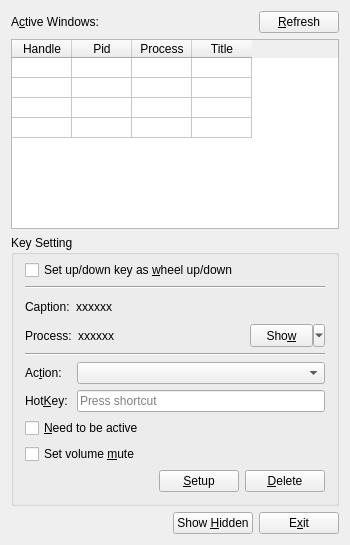
Aoi-hosizora/BossKeyManager, file MainDialog.ui: the form before one commit.
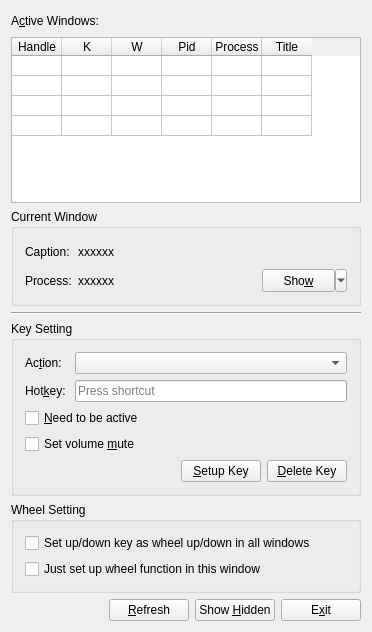
The form after the commit. Custom widgets are drawn as their Qt base class.

Commit message: Update UI & Find Bug Of connect &QxtGlobalShortcut::activated

Patch:
```diff
--- a/MainDialog.ui
+++ b/MainDialog.ui
@@ -6,13 +6,13 @@
    <rect>
     <x>0</x>
     <y>0</y>
-    <width>350</width>
-    <height>545</height>
+    <width>368</width>
+    <height>632</height>
    </rect>
   </property>
   <property name="minimumSize">
    <size>
-    <width>350</width>
+    <width>0</width>
     <height>0</height>
    </size>
   </property>
@@ -25,7 +25,7 @@
    <string>BossKey Manager</string>
   </property>
   <widget class="QWidget" name="centralWidget">
-   <layout class="QVBoxLayout" name="verticalLayout_3">
+   <layout class="QVBoxLayout" name="verticalLayout_4">
     <item>
      <layout class="QHBoxLayout" name="horizontalLayout">
       <item>
@@ -51,13 +51,6 @@
         </property>
        </spacer>
       </item>
-      <item>
-       <widget class="QPushButton" name="pushButton_Refresh">
-        <property name="text">
-         <string>&amp;Refresh</string>
-        </property>
-       </widget>
-      </item>
      </layout>
     </item>
     <item>
@@ -68,6 +61,12 @@
         <verstretch>0</verstretch>
        </sizepolicy>
       </property>
+      <property name="minimumSize">
+       <size>
+        <width>350</width>
+        <height>0</height>
+       </size>
+      </property>
       <property name="editTriggers">
        <set>QAbstractItemView::NoEditTriggers</set>
       </property>
@@ -96,7 +95,7 @@
        <bool>true</bool>
       </attribute>
       <attribute name="horizontalHeaderDefaultSectionSize">
-       <number>60</number>
+       <number>50</number>
       </attribute>
       <attribute name="horizontalHeaderHighlightSections">
        <bool>false</bool>
@@ -132,6 +131,16 @@
         <string>Handle</string>
        </property>
       </column>
+      <column>
+       <property name="text">
+        <string>K</string>
+       </property>
+      </column>
+      <column>
+       <property name="text">
+        <string>W</string>
+       </property>
+      </column>
       <column>
        <property name="text">
         <string>Pid</string>
@@ -150,59 +159,21 @@
      </widget>
     </item>
     <item>
-     <widget class="QGroupBox" name="groupBox">
-      <property name="enabled">
-       <bool>true</bool>
-      </property>
+     <widget class="QGroupBox" name="groupBox_Window">
       <property name="title">
-       <string>Key Setting</string>
+       <string>Current Window</string>
       </property>
-      <layout class="QVBoxLayout" name="verticalLayout">
-       <property name="topMargin">
-        <number>5</number>
-       </property>
-       <item>
-        <widget class="QCheckBox" name="checkBox_KeyAsWheel">
-         <property name="text">
-          <string>Set up/down key as &amp;wheel up/down</string>
-         </property>
-        </widget>
-       </item>
-       <item>
-        <widget class="Line" name="line_2">
-         <property name="orientation">
-          <enum>Qt::Horizontal</enum>
-         </property>
-        </widget>
-       </item>
-       <item>
-        <widget class="QWidget" name="group_function" native="true">
          <layout class="QVBoxLayout" name="verticalLayout_2">
-          <property name="spacing">
-           <number>6</number>
-          </property>
-          <property name="leftMargin">
-           <number>0</number>
-          </property>
-          <property name="topMargin">
-           <number>0</number>
-          </property>
-          <property name="rightMargin">
-           <number>0</number>
-          </property>
-          <property name="bottomMargin">
-           <number>0</number>
-          </property>
           <item>
-           <layout class="QHBoxLayout" name="horizontalLayout_5">
-            <item>
-             <widget class="QLabel" name="label_2">
+        <layout class="QGridLayout" name="gridLayout_2">
+         <item row="0" column="0">
+          <widget class="QLabel" name="label_CaptionHint">
               <property name="text">
                <string>Caption:</string>
               </property>
              </widget>
             </item>
-            <item>
+         <item row="0" column="1">
              <widget class="QLabel" name="label_Caption">
               <property name="sizePolicy">
                <sizepolicy hsizetype="Preferred" vsizetype="Preferred">
@@ -221,17 +192,18 @@
               </property>
              </widget>
             </item>
-           </layout>
-          </item>
-          <item>
-           <layout class="QHBoxLayout" name="horizontalLayout_4">
-            <item>
-             <widget class="QLabel" name="label">
+         <item row="1" column="0">
+          <widget class="QLabel" name="label_ProcessHint">
               <property name="text">
                <string>Process:</string>
               </property>
              </widget>
             </item>
+         <item row="1" column="1">
+          <layout class="QHBoxLayout" name="horizontalLayout_4">
+           <property name="spacing">
+            <number>6</number>
+           </property>
             <item>
              <widget class="QLabel" name="label_Process">
               <property name="sizePolicy">
@@ -261,7 +233,7 @@
               </property>
               <property name="minimumSize">
                <size>
-                <width>75</width>
+               <width>85</width>
                 <height>23</height>
                </size>
               </property>
@@ -271,12 +243,14 @@
               <property name="popupMode">
                <enum>QToolButton::MenuButtonPopup</enum>
               </property>
-              <property name="toolButtonStyle">
-               <enum>Qt::ToolButtonTextOnly</enum>
-              </property>
              </widget>
             </item>
            </layout>
+         </item>
+        </layout>
+       </item>
+      </layout>
+     </widget>
           </item>
           <item>
            <widget class="Line" name="line">
@@ -286,6 +260,21 @@
            </widget>
           </item>
           <item>
+     <widget class="QGroupBox" name="groupBox_Key">
+      <property name="enabled">
+       <bool>true</bool>
+      </property>
+      <property name="minimumSize">
+       <size>
+        <width>0</width>
+        <height>0</height>
+       </size>
+      </property>
+      <property name="title">
+       <string>Key Setting</string>
+      </property>
+      <layout class="QVBoxLayout" name="verticalLayout">
+       <item>
            <layout class="QGridLayout" name="gridLayout">
             <item row="0" column="0">
              <widget class="QLabel" name="label_4">
@@ -324,16 +313,6 @@
               </property>
              </widget>
             </item>
-            <item row="1" column="0">
-             <widget class="QLabel" name="label_3">
-              <property name="text">
-               <string>Hot&amp;Key: </string>
-              </property>
-              <property name="buddy">
-               <cstring>hotKeyEdit</cstring>
-              </property>
-             </widget>
-            </item>
             <item row="1" column="1">
              <widget class="HotKeyEdit" name="hotKeyEdit">
               <property name="sizePolicy">
@@ -356,17 +335,27 @@
               </property>
              </widget>
             </item>
+         <item row="1" column="0">
+          <widget class="QLabel" name="label_HotkeyHint">
+           <property name="text">
+            <string>Hot&amp;key: </string>
+           </property>
+           <property name="buddy">
+            <cstring>hotKeyEdit</cstring>
+           </property>
+          </widget>
+         </item>
            </layout>
           </item>
           <item>
-           <widget class="QCheckBox" name="checkBox_ActiveToHide">
+        <widget class="QCheckBox" name="checkBox_NeedActive">
             <property name="text">
-             <string>&amp;Need to be active </string>
+          <string>&amp;Need to be active</string>
             </property>
            </widget>
           </item>
           <item>
-           <widget class="QCheckBox" name="checkBox_Mute">
+        <widget class="QCheckBox" name="checkBox_NeedMute">
             <property name="text">
              <string>Set volume &amp;mute</string>
             </property>
@@ -390,20 +379,55 @@
             <item>
              <widget class="QPushButton" name="pushButton_Setup">
               <property name="text">
-               <string>&amp;Setup</string>
+            <string>&amp;Setup Key</string>
               </property>
              </widget>
             </item>
             <item>
              <widget class="QPushButton" name="pushButton_Delete">
               <property name="text">
-               <string>&amp;Delete</string>
+            <string>&amp;Delete Key</string>
               </property>
              </widget>
             </item>
            </layout>
           </item>
          </layout>
+      <zorder>pushButton_Show</zorder>
+      <zorder></zorder>
+      <zorder>checkBox_NeedActive</zorder>
+      <zorder></zorder>
+      <zorder>horizontalSpacer_4</zorder>
+      <zorder>label_CaptionHint</zorder>
+      <zorder>label_Caption</zorder>
+      <zorder>label_ProcessHint</zorder>
+      <zorder>label_Process</zorder>
+      <zorder>checkBox_NeedMute</zorder>
+      <zorder>label_HotkeyHint</zorder>
+      <zorder>hotKeyEdit</zorder>
+     </widget>
+    </item>
+    <item>
+     <widget class="QGroupBox" name="groupBox_Wheel">
+      <property name="title">
+       <string>Wheel Setting</string>
+      </property>
+      <layout class="QVBoxLayout" name="verticalLayout_3">
+       <item>
+        <widget class="QCheckBox" name="checkBox_WheelAll">
+         <property name="toolTip">
+          <string/>
+         </property>
+         <property name="text">
+          <string>Set up/down key as wheel up/down in all windows</string>
+         </property>
+        </widget>
+       </item>
+       <item>
+        <widget class="QCheckBox" name="checkBox_WheelSelf">
+         <property name="text">
+          <string>Just set up wheel function in this window</string>
+         </property>
         </widget>
        </item>
       </layout>
@@ -425,7 +449,14 @@
        </spacer>
       </item>
       <item>
-       <widget class="QPushButton" name="pushButton_ShowAllWindowsHidden">
+       <widget class="QPushButton" name="pushButton_Refresh">
+        <property name="text">
+         <string>&amp;Refresh</string>
+        </property>
+       </widget>
+      </item>
+      <item>
+       <widget class="QPushButton" name="pushButton_ShowHidden">
         <property name="text">
          <string>Show &amp;Hidden</string>
         </property>
```
Left out of the diff: 23 changed lines with no effect on the pictures. Lines whose indentation alone changed are shown as unchanged. The commit also changes 4 other files.
